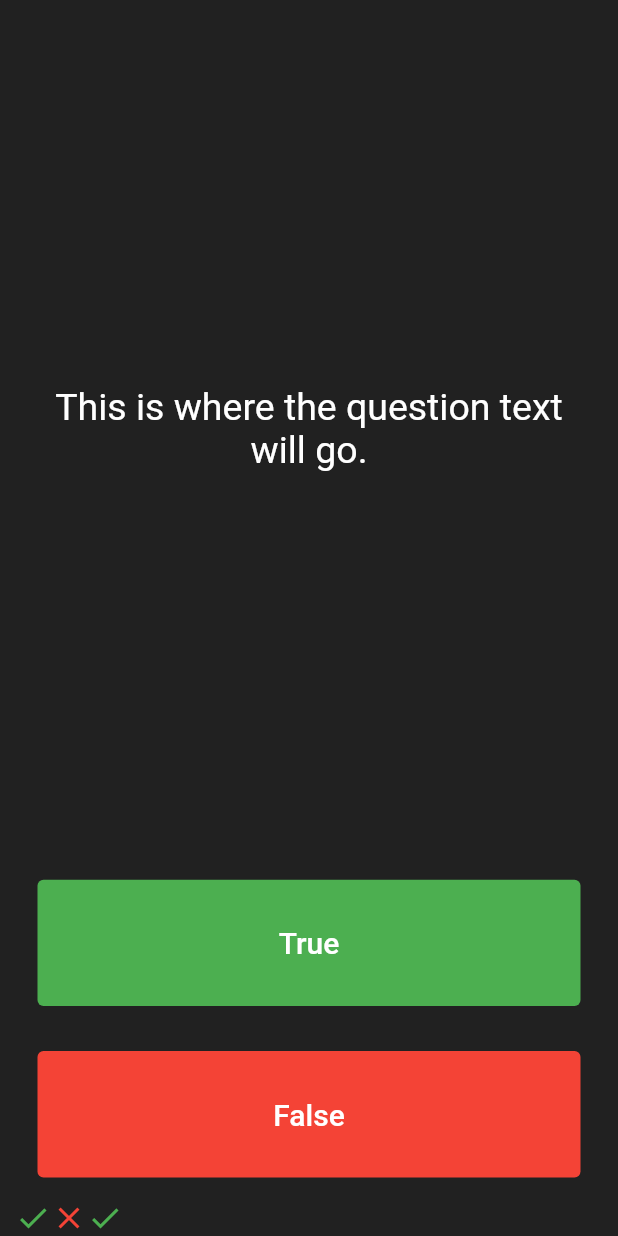
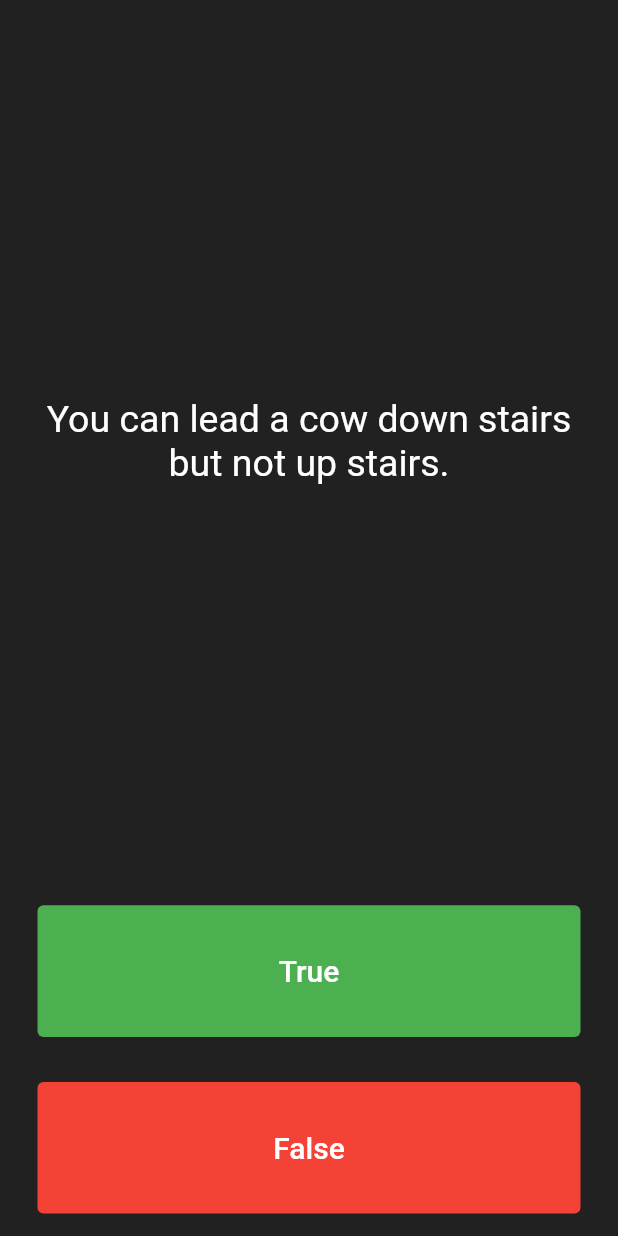
Before and after one commit to saubhagyap/Quiz_App, a Flutter app: the screen it shows after launch, after a tap on "True", on a phone screen of 412 x 824 dp. Run offline on Flutter 3.47's test engine with Material 2 defaults, Android fonts, the phone set to English and light mode, and no system bars.

Commit message:
updated work

```diff
--- a/lib/main.dart
+++ b/lib/main.dart
@@ -1,15 +1,17 @@
 import 'package:flutter/material.dart';
 
-void main() => runApp(Quizzler());
+void main() => runApp(const Quizzler());
 
 class Quizzler extends StatelessWidget {
+  const Quizzler({super.key});
+
   @override
   Widget build(BuildContext context) {
     return MaterialApp(
       debugShowCheckedModeBanner: false,
       home: Scaffold(
         backgroundColor: Colors.grey.shade900,
-        body: SafeArea(
+        body: const SafeArea(
           child: Padding(
             padding: EdgeInsets.symmetric(horizontal: 10.0),
             child: QuizPage(),
@@ -28,16 +30,14 @@ class QuizPage extends StatefulWidget {
 }
 
 class _QuizPageState extends State<QuizPage> {
-  List<Icon> scoreKeeper = [
-    Icon(
-      Icons.check,
-      color: Colors.green,
-    ),
-    Icon(
-      Icons.close,
-      color: Colors.red,
-    )
+  List<Icon> scoreKeeper = [];
+  List<String> questions = [
+    'You can lead a cow down stairs but not up stairs.',
+    'Approximately one quarter of human bones are in the feet.',
+    'A slug\'s blood is green.',
   ];
+
+  int questionNumber = 0;
 
   @override
   Widget build(BuildContext context) {
@@ -51,7 +51,7 @@ class _QuizPageState extends State<QuizPage> {
             padding: EdgeInsets.all(10.0),
             child: Center(
               child: Text(
-                'This is where the question text will go.',
+                questions[questionNumber],
                 textAlign: TextAlign.center,
                 style: TextStyle(
                   fontSize: 25.0,
@@ -76,14 +76,6 @@ class _QuizPageState extends State<QuizPage> {
               ),
               onPressed: () {
                 //The user picked true.
-                setState(() {
-                  scoreKeeper.add(
-                    Icon(
-                      Icons.check,
-                      color: Colors.green,
-                    ),
-                  );
-                });
               },
             ),
           ),
```
